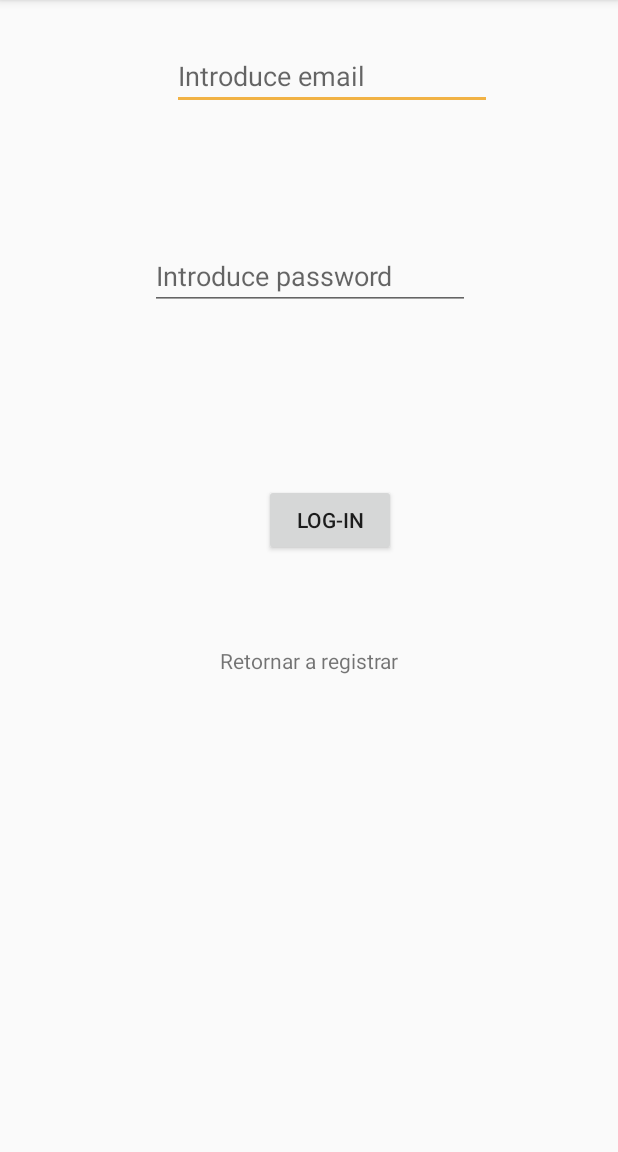
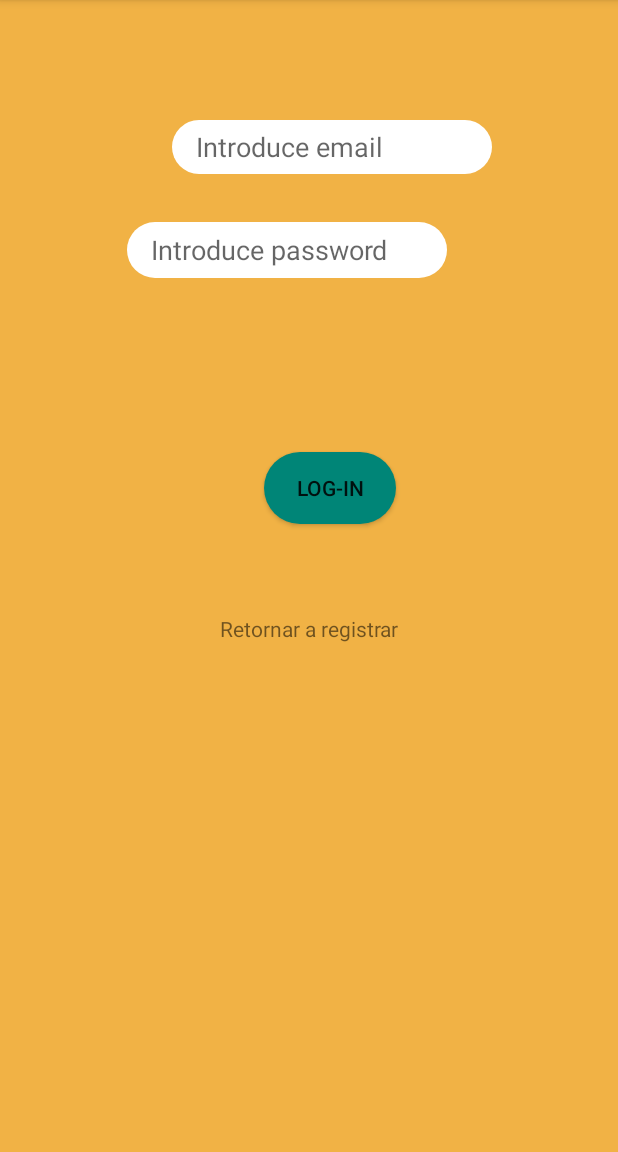
Before and after one commit to ESDEFRANC/Bookly, an Android app: the screen it shows after launch (LoginActivty), after a tap on "Ya tienes cuenta?", on a phone screen of 412 x 824 dp, the part 84-1236 px from its top. Run offline under Robolectric (Android 15) with nearby library versions, the phone set to English and light mode, and no system bars; our stand-ins replace Firebase (no records; nobody signed in at launch, a user with empty details on screens opened directly).

Commit message:
Register and Login
Register and Login created and functionally

```diff
--- /dev/null
+++ b/app/src/main/java/com/altemir/adria/bookly/CreateBiblio.kt
@@ -0,0 +1,42 @@
+package com.altemir.adria.bookly
+
+import android.content.Intent
+import android.support.v7.app.AppCompatActivity
+import android.os.Bundle
+import android.view.Menu
+import android.view.MenuItem
+import com.google.firebase.auth.FirebaseAuth
+
+class CreateBiblio : AppCompatActivity() {
+
+    override fun onCreate(savedInstanceState: Bundle?) {
+        super.onCreate(savedInstanceState)
+        setContentView(R.layout.activity_create_biblio)
+
+      verifyUserIsLogedIn()
+    }
+    private fun verifyUserIsLogedIn(){
+        val uid = FirebaseAuth.getInstance().uid
+
+        if(uid == null){
+            val intent = Intent(this, RegisterActivity::class.java)
+            intent.flags = Intent.FLAG_ACTIVITY_CLEAR_TASK.or(Intent.FLAG_ACTIVITY_NEW_TASK)
+            startActivity(intent)
+        }
+    }
+
+    override fun onOptionsItemSelected(item: MenuItem?): Boolean {
+        R.id.signout
+        FirebaseAuth.getInstance().signOut()
+        val intent = Intent(this, RegisterActivity::class.java)
+        intent.flags = Intent.FLAG_ACTIVITY_CLEAR_TASK.or(Intent.FLAG_ACTIVITY_NEW_TASK)
+        startActivity(intent)
+
+        return super.onOptionsItemSelected(item)
+    }
+    override fun onCreateOptionsMenu(menu: Menu?): Boolean {
+        menuInflater.inflate(R.menu.nav_menu, menu)
+
+        return super.onCreateOptionsMenu(menu)
+    }
+}
--- a/app/src/main/java/com/altemir/adria/bookly/RegisterActivity.kt
+++ b/app/src/main/java/com/altemir/adria/bookly/RegisterActivity.kt
@@ -1,8 +1,10 @@
 package com.altemir.adria.bookly
 
 import android.app.Activity
+import android.content.Context
 import android.content.Intent
 import android.graphics.drawable.BitmapDrawable
+import android.net.ConnectivityManager
 import android.net.Uri
 import android.support.v7.app.AppCompatActivity
 import android.os.Bundle
@@ -20,11 +22,9 @@ class RegisterActivity : AppCompatActivity() {
     override fun onCreate(savedInstanceState: Bundle?) {
         super.onCreate(savedInstanceState)
         setContentView(R.layout.activity_register_activity)
-
+        internetConnected()
         registerMain.setOnClickListener {
             perfomRegistration()
-
-
         }
 
         alreadyMain.setOnClickListener {
@@ -116,7 +116,24 @@ class RegisterActivity : AppCompatActivity() {
         ref.setValue(user)
                 .addOnSuccessListener {
                     Log.d("RegisterActivity" , "Finally we saved the user to Firebasa Database")
+
+                    val intent = Intent(this, CreateBiblio::class.java)
+                    intent.flags = Intent.FLAG_ACTIVITY_CLEAR_TASK.or(Intent.FLAG_ACTIVITY_NEW_TASK)
+                    startActivity(intent)
+                    Toast.makeText(this, "Succesfully registered",Toast.LENGTH_LONG).show()
+
+
                 }
+    }
+    private fun internetConnected(){
+        val cm = baseContext.getSystemService(Context.CONNECTIVITY_SERVICE) as ConnectivityManager
+
+        val networkInfo = cm.activeNetworkInfo
+
+        if(networkInfo == null){
+            Toast.makeText(baseContext,"No internet",Toast.LENGTH_LONG).show()
+            this.finish()
+        }
     }
 
 }
--- a/app/src/main/java/com/altemir/adria/bookly/SplashScreen.kt
+++ b/app/src/main/java/com/altemir/adria/bookly/SplashScreen.kt
@@ -17,12 +17,10 @@ class SplashScreen : AppCompatActivity() {
         window.setFlags(WindowManager.LayoutParams.FLAG_FULLSCREEN, WindowManager.LayoutParams.FLAG_FULLSCREEN)
         setContentView(R.layout.activity_splash_screen)
 
-        Handler().postDelayed({
+
             //start main activity
             startActivity(Intent(this, RegisterActivity::class.java))
             finish()
 
-            }, 2000)
+            }
     }
-
-}
--- a/app/src/main/res/layout/activity_login_activty.xml
+++ b/app/src/main/res/layout/activity_login_activty.xml
@@ -4,18 +4,21 @@
     xmlns:tools="http://schemas.android.com/tools"
     android:layout_width="match_parent"
     android:layout_height="match_parent"
-    tools:context=".LoginActivty">
+    tools:context=".LoginActivty"
+    android:background="#F1B245">
 
 
     <EditText
         android:id="@+id/Email"
         android:layout_width="wrap_content"
-        android:layout_height="wrap_content"
+        android:layout_height="36dp"
         android:layout_marginStart="8dp"
-        android:layout_marginTop="28dp"
+        android:layout_marginTop="80dp"
         android:layout_marginEnd="84dp"
+        android:background="@drawable/rounded_edittext_login_main"
         android:ems="10"
         android:hint="@string/Email"
+        android:paddingLeft="16dp"
         android:inputType="textEmailAddress|textVisiblePassword"
         app:layout_constraintEnd_toEndOf="parent"
         app:layout_constraintHorizontal_bias="1.0"
@@ -25,15 +28,17 @@
     <EditText
         android:id="@+id/Password"
         android:layout_width="wrap_content"
-        android:layout_height="wrap_content"
+        android:layout_height="37dp"
         android:layout_marginStart="8dp"
-        android:layout_marginTop="88dp"
+        android:layout_marginTop="32dp"
         android:layout_marginEnd="8dp"
+        android:background="@drawable/rounded_edittext_login_main"
         android:ems="10"
+        android:paddingLeft="16dp"
         android:hint="@string/Password"
         android:inputType="textPassword"
         app:layout_constraintEnd_toEndOf="parent"
-        app:layout_constraintHorizontal_bias="0.503"
+        app:layout_constraintHorizontal_bias="0.418"
         app:layout_constraintStart_toStartOf="parent"
         app:layout_constraintTop_toBottomOf="@+id/Email" />
 
@@ -44,6 +49,7 @@
         android:layout_marginStart="8dp"
         android:layout_marginTop="116dp"
         android:layout_marginEnd="148dp"
+        android:background="@drawable/rounded_button"
         android:text="@string/Login"
         app:layout_constraintEnd_toEndOf="parent"
         app:layout_constraintHorizontal_bias="1.0"
--- a/app/src/main/res/layout/activity_register_activity.xml
+++ b/app/src/main/res/layout/activity_register_activity.xml
@@ -6,6 +6,7 @@
     android:layout_height="match_parent"
     tools:context=".RegisterActivity"
     android:background="#F1B245">
+
 
 
     <EditText
--- /dev/null
+++ b/app/src/main/res/menu/nav_menu.xml
@@ -0,0 +1,8 @@
+<?xml version="1.0" encoding="utf-8"?>
+<menu xmlns:android="http://schemas.android.com/apk/res/android"
+    xmlns:app="http://schemas.android.com/apk/res-auto">
+<item android:id="@+id/signout"
+    android:title="Sig Out"
+    app:showAsAction="ifRoom"/>
+
+</menu>
--- a/build.gradle
+++ b/build.gradle
@@ -7,7 +7,7 @@ buildscript {
         jcenter()
     }
     dependencies {
-        classpath 'com.android.tools.build:gradle:3.2.0'
+        classpath 'com.android.tools.build:gradle:3.2.1'
         classpath "org.jetbrains.kotlin:kotlin-gradle-plugin:$kotlin_version"
         classpath 'com.google.gms:google-services:4.0.1'
 
```
Also changed, not shown: app/src/main/AndroidManifest.xml (+18 -11 lines), app/src/main/java/com/altemir/adria/bookly/LoginActivty.kt (+22 -8 lines), app/src/main/res/layout/activity_create_biblio.xml (added, +9 -0 lines).
